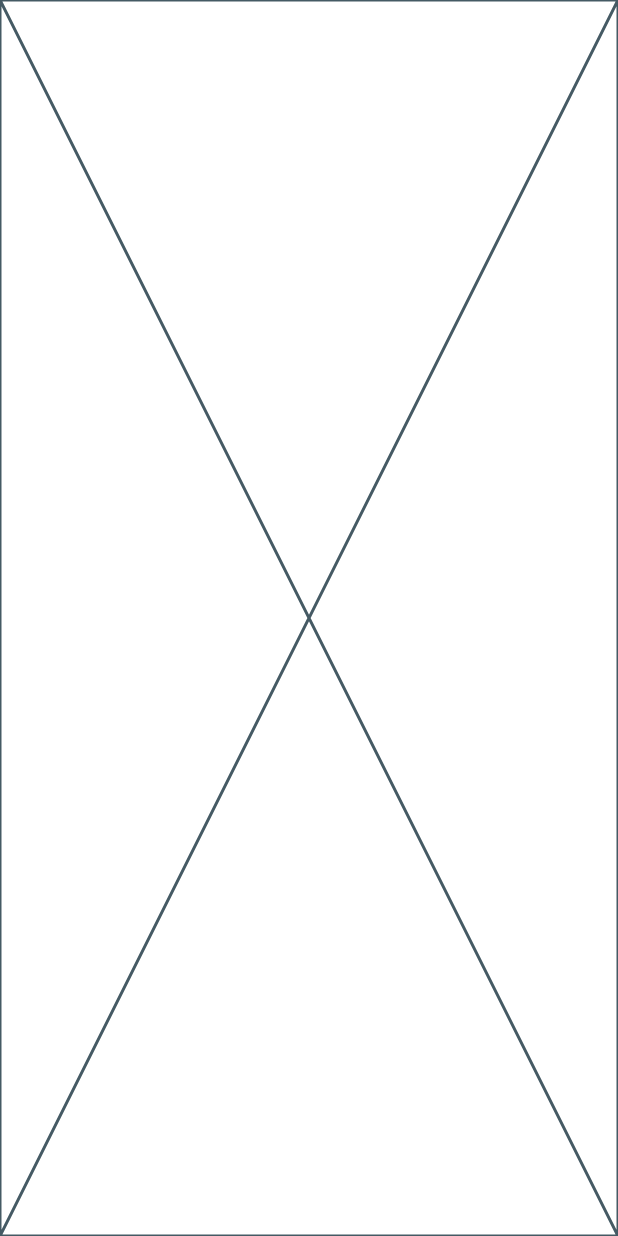
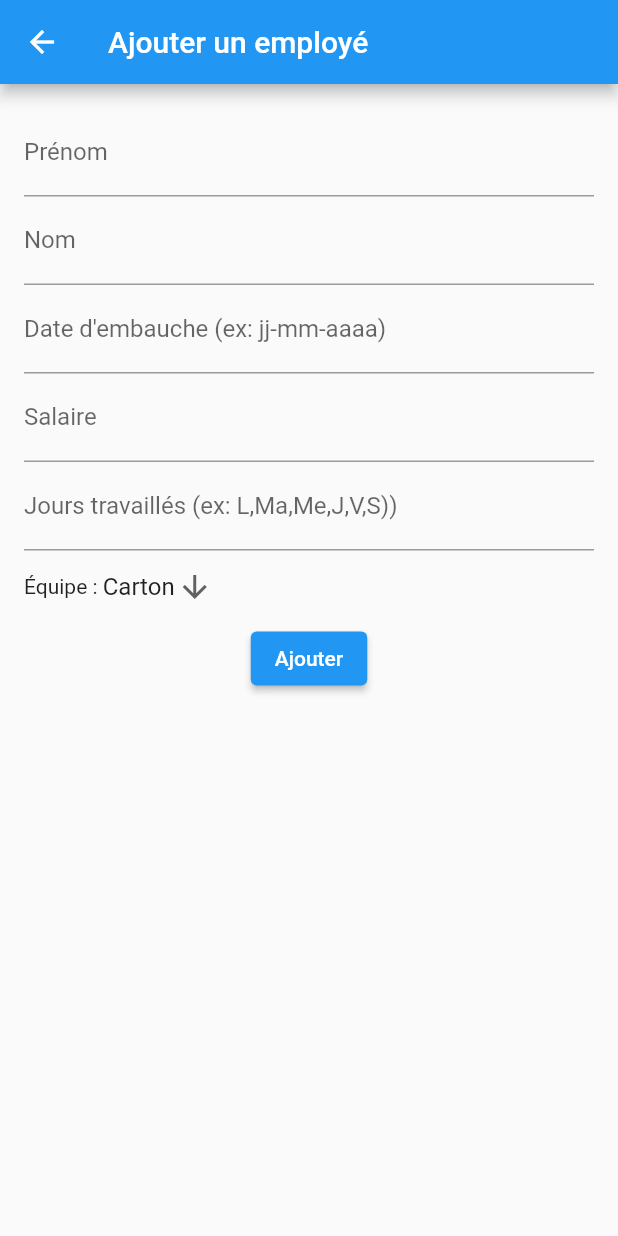
Before and after one commit to robin-mj/tp_agile, a Flutter app: the screen it shows after launch, on a phone screen of 412 x 824 dp. Run offline on Flutter 3.47's test engine with Material 2 defaults, Android fonts, the light colour scheme and no system bars; our stand-ins replace google_fonts.

Commit message:
add employee page working, no design yet

```diff
--- /dev/null
+++ b/lib/layout/add_employee.dart
@@ -0,0 +1,182 @@
+import 'package:flutter/material.dart';
+import 'package:flutter/services.dart';
+import 'package:flutter/src/widgets/framework.dart';
+import 'package:flutter/src/widgets/placeholder.dart';
+import 'package:tp_agile/data/worker_data.dart';
+import 'package:tp_agile/model/workers_model.dart';
+
+const List<String> teams = <String>['Carton', 'Client', 'Scotch'];
+
+class AddEmployee extends StatefulWidget {
+  const AddEmployee({super.key});
+
+  @override
+  State<AddEmployee> createState() => _AddEmployeeState();
+}
+
+class _AddEmployeeState extends State<AddEmployee> {
+  TextEditingController firstnameController = TextEditingController();
+  TextEditingController nameController = TextEditingController();
+  TextEditingController startdateController = TextEditingController();
+  TextEditingController wagesController = TextEditingController();
+  TextEditingController workingdaysController = TextEditingController();
+  String dropdownValue = teams.first;
+
+  Worker worker = Worker(
+    firstname: '',
+    name: '',
+    startdate: '',
+    wages: '',
+    workingdays: [],
+    team: '',
+  );
+
+  @override
+  void dispose() {
+    firstnameController.dispose();
+    nameController.dispose();
+    startdateController.dispose();
+    wagesController.dispose();
+    workingdaysController.dispose();
+    super.dispose();
+  }
+
+  // void initState() {
+  //   firstnameController.text = 'Robin';
+  //   nameController.text = 'MJ';
+  //   startdateController.text = '01-01-2022';
+  //   wagesController.text = '150';
+  //   workingdaysController.text = 'L,J,S';
+  //   return super.initState();
+  // }
+
+  void validateData() {
+    if (firstnameController.text.isEmpty ||
+        nameController.text.isEmpty ||
+        startdateController.text.isEmpty ||
+        wagesController.text.isEmpty ||
+        workingdaysController.text.isEmpty) {
+      ScaffoldMessenger.of(context).showSnackBar(
+        const SnackBar(
+          content: Text('Veuillez remplir tous les champs'),
+        ),
+      );
+      return;
+    }
+
+    final RegExp dateRegex =
+        RegExp(r'^(0[1-9]|[12][0-9]|3[01])-(0[1-9]|1[012])-(19|20)\d\d$');
+
+    if (dateRegex.hasMatch(startdateController.text) == false) {
+      ScaffoldMessenger.of(context).showSnackBar(
+        const SnackBar(
+          content: Text('Veuillez entrer une date valide'),
+        ),
+      );
+      return;
+    }
+
+    final RegExp workingDayRegex =
+        RegExp(r'^(L|Ma|Me|J|V|S)(,(L|Ma|Me|J|V|S))*$');
+
+    if (workingDayRegex.hasMatch(workingdaysController.text) == false) {
+      ScaffoldMessenger.of(context).showSnackBar(
+        const SnackBar(
+          content: Text('Veuillez entrer les jours en suivant le format donné'),
+        ),
+      );
+      return;
+    }
+  }
+
+  Widget build(BuildContext context) {
+    return Scaffold(
+      appBar: AppBar(
+        title: const Text('Ajouter un employé'),
+      ),
+      body: Padding(
+        padding: const EdgeInsets.all(16.0),
+        child: Form(
+          child: Column(
+            children: [
+              TextFormField(
+                controller: firstnameController,
+                decoration: const InputDecoration(
+                  labelText: 'Prénom',
+                ),
+              ),
+              TextFormField(
+                controller: nameController,
+                decoration: const InputDecoration(
+                  labelText: 'Nom',
+                ),
+              ),
+              TextFormField(
+                controller: startdateController,
+                decoration: const InputDecoration(
+                  labelText: 'Date d\'embauche (ex: jj-mm-aaaa)',
+                ),
+              ),
+              TextFormField(
+                controller: wagesController,
+                decoration: const InputDecoration(
+                  labelText: 'Salaire',
+                ),
+              ),
+              TextFormField(
+                controller: workingdaysController,
+                decoration: const InputDecoration(
+                  labelText: 'Jours travaillés (ex: L,Ma,Me,J,V,S))',
+                ),
+              ),
+              Row(
+                children: [
+                  const Text('Équipe : '),
+                  DropdownButton<String>(
+                    value: dropdownValue,
+                    icon: const Icon(Icons.arrow_downward),
+                    elevation: 16,
+                    underline: Container(
+                      height: 2,
+                    ),
+                    onChanged: (String? value) {
+                      // This is called when the user selects an item.
+                      setState(() {
+                        dropdownValue = value!;
+                      });
+                    },
+                    items: teams.map<DropdownMenuItem<String>>((String value) {
+                      return DropdownMenuItem<String>(
+                        value: value,
+                        child: Text(value),
+                      );
+                    }).toList(),
+                  ),
+                ],
+              ),
+              ElevatedButton(
+                onPressed: () {
+                  validateData();
+
+                  List<String> workingDaysList =
+                      workingdaysController.text.split(',');
+                  worker.firstname = firstnameController.text;
+                  worker.name = nameController.text;
+                  worker.startdate = startdateController.text;
+                  worker.wages = wagesController.text;
+                  worker.workingdays = workingDaysList;
+                  worker.team = dropdownValue;
+
+                  workers.add(worker);
+
+                  Navigator.pushNamed(context, '/employees');
+                },
+                child: const Text('Ajouter'),
+              ),
+            ],
+          ),
+        ),
+      ),
+    );
+  }
+}
--- a/lib/main.dart
+++ b/lib/main.dart
@@ -5,6 +5,7 @@ import 'layout/home.dart';
 import 'layout/employee_list.dart';
 import 'layout/employee_detail.dart';
 import 'layout/planning.dart';
+import 'layout/add_employee.dart';
 
 void main() {
   runApp(const MyApp());
@@ -22,8 +23,9 @@ class MyApp extends StatelessWidget {
         '/employees': (context) => const EmployeeList(),
         '/employee': (context) => const EmployeeDetails(),
         '/planning': (context) => const Planning(),
+        '/add-employee': (context) => const AddEmployee(),
       },
-      initialRoute: '/',
+      initialRoute: '/add-employee',
     );
   }
 }
```
